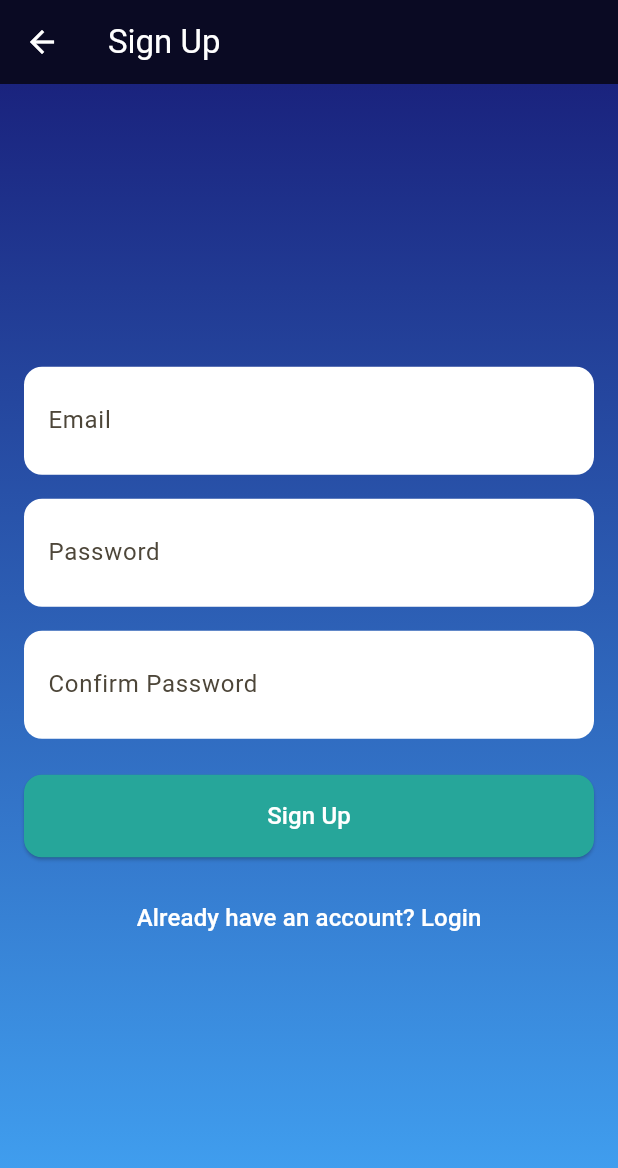
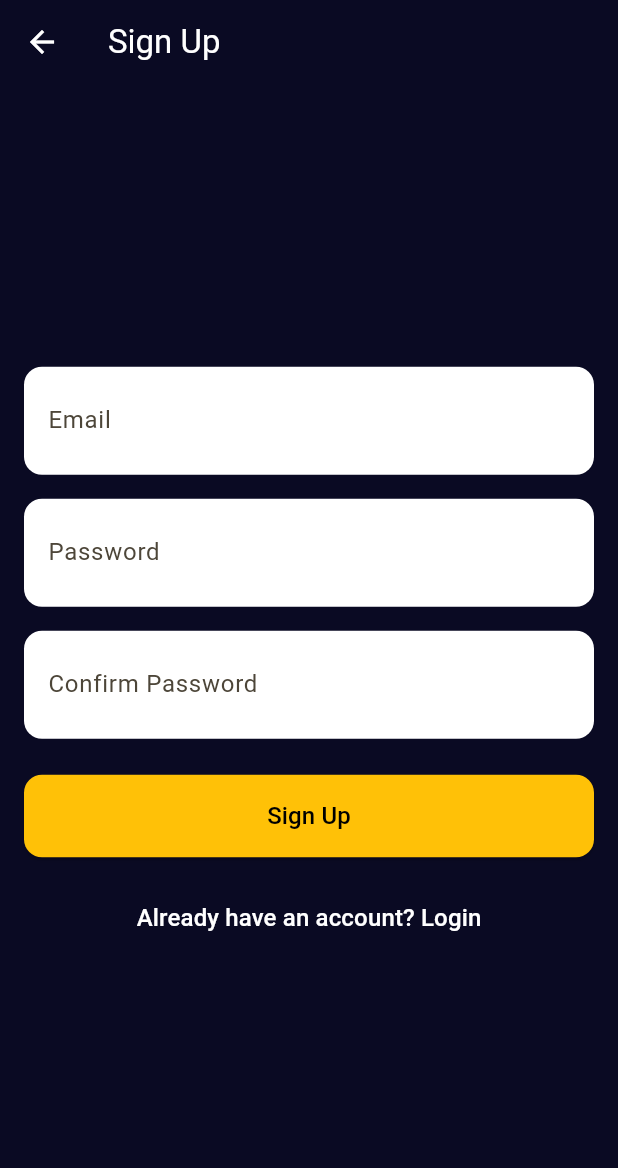
Before and after one commit to Blandin3/BookSwap_App, a Flutter app: the screen it shows after launch, after a tap on an icon or button, on a phone screen of 412 x 824 dp. Shown: the top 1168 px of the screen. Run offline on Flutter 3.47's test engine with Material 3 defaults, Android fonts, the phone set to English and light mode, and no system bars; our stand-ins replace cloud_firestore, firebase_auth, firebase_core, firebase_storage, flutter_image_compress, image_picker; accounts and stored records are empty; generated files the repository leaves out were written again.

Commit message:
adjusted the email verification system

```diff
--- a/lib/main.dart
+++ b/lib/main.dart
@@ -11,6 +11,7 @@ import 'providers/swap_provider.dart';
 import 'widgets/notification_badge.dart';
 import 'screens/auth/login_screen.dart';
 import 'screens/auth/signup_screen.dart';
+import 'screens/auth/verify_email_screen.dart';
 
 import 'screens/home/browse_listings.dart';
 import 'screens/home/my_listings.dart';
@@ -87,7 +88,8 @@ class _AuthGate extends StatelessWidget {
           return const Scaffold(body: Center(child: CircularProgressIndicator()));
         }
         if (!snapshot.hasData) return const LoginScreen();
-        // Temporarily skip email verification
+        final user = auth.currentUser!;
+        if (!user.emailVerified) return const VerifyEmailScreen();
         return const MainNav();
       },
     );
--- a/lib/screens/auth/signup_screen.dart
+++ b/lib/screens/auth/signup_screen.dart
@@ -64,14 +64,7 @@ class _SignupScreenState extends State<SignupScreen> {
       appBar: AppBar(title: const Text('Sign Up')),
       body: Container(
         decoration: const BoxDecoration(
-          gradient: LinearGradient(
-            begin: Alignment.topCenter,
-            end: Alignment.bottomCenter,
-            colors: [
-              Color(0xFF1A237E), // Navy
-              Color(0xFF42A5F5), // Sky Blue
-            ],
-          ),
+          color: Color(0xFF0A0A23), // Original Navy
         ),
         child: Padding(
           padding: const EdgeInsets.all(16),
@@ -131,15 +124,15 @@ class _SignupScreenState extends State<SignupScreen> {
               child: ElevatedButton(
                 onPressed: _loading ? null : _signup,
                 style: ElevatedButton.styleFrom(
-                  backgroundColor: const Color(0xFF26A69A), // Muted Teal
-                  foregroundColor: Colors.white,
+                  backgroundColor: const Color(0xFFFFC107), // Amber
+                  foregroundColor: Colors.black,
                   padding: const EdgeInsets.symmetric(vertical: 16),
                   shape: RoundedRectangleBorder(
                     borderRadius: BorderRadius.circular(12),
                   ),
                 ),
                 child: _loading
-                    ? const CircularProgressIndicator(color: Colors.white)
+                    ? const CircularProgressIndicator(color: Colors.black)
                     : const Text('Sign Up', style: TextStyle(fontSize: 16)),
               ),
             ),
```
